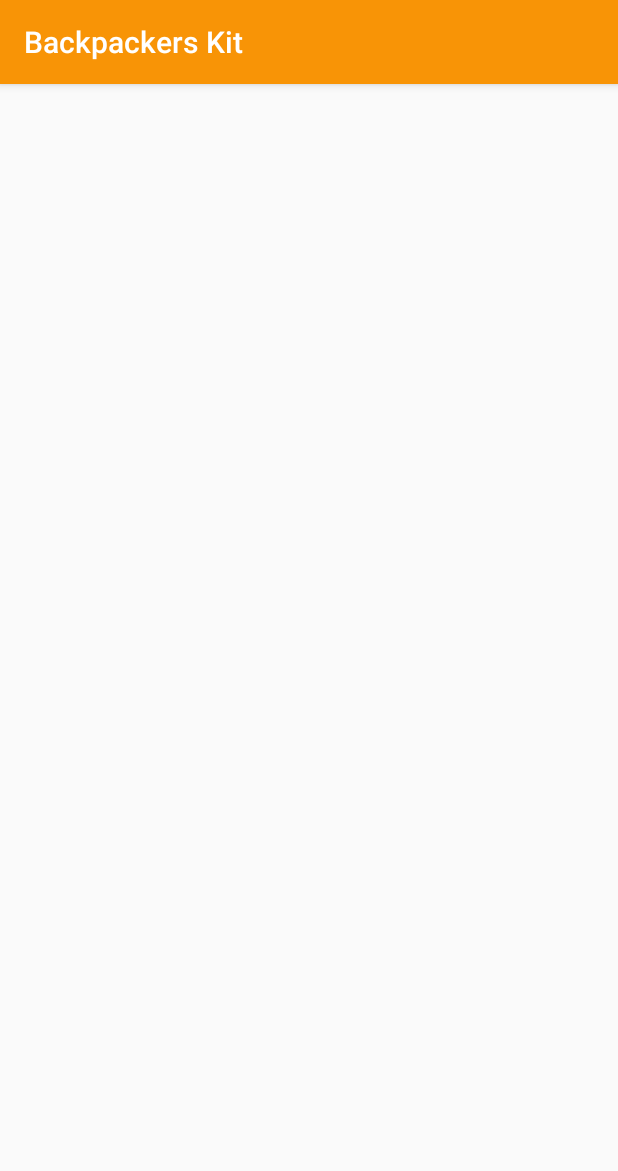
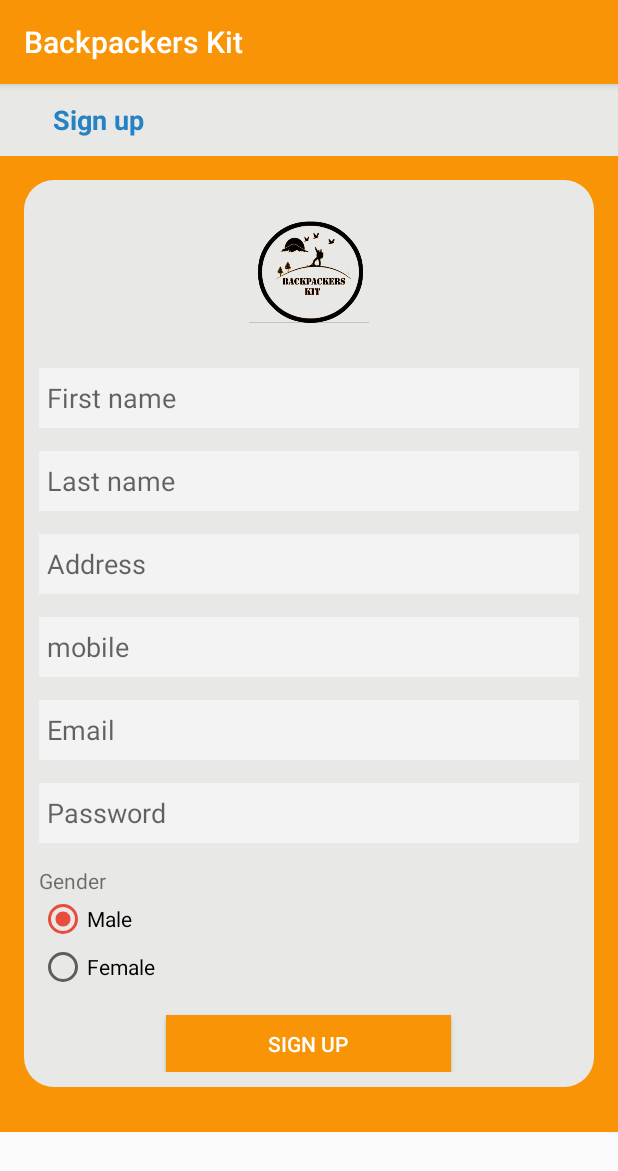
Before and after one commit to aqibbangash/BackpackersApp-Android, an Android app: the RegistrationActivity screen opened directly, with no data from a screen before it, on a phone screen of 412 x 824 dp. Shown: the top 1171 px of the screen. Run offline under Robolectric (Android 15) with nearby library versions, the light colour scheme and no system bars.

Commit message:
Added signup form and made few changes in styles

```diff
--- a/app/src/main/AndroidManifest.xml
+++ b/app/src/main/AndroidManifest.xml
@@ -8,7 +8,7 @@
         android:allowBackup="true"
         android:icon="@mipmap/ic_launcher"
         android:label="@string/app_name"
-        android:roundIcon="@mipmap/ic_launcher_round"
+        android:roundIcon="@drawable/logo"
         android:supportsRtl="true"
         android:theme="@style/AppTheme">
         <activity android:name=".UserLogin.MainActivity">
@@ -21,8 +21,6 @@
         <activity android:name=".SplashActivity" />
         <activity android:name=".Home.HomeActivity" />
         <activity android:name=".Home.ExpeditionActivity" />
-        <activity android:name=".SessionManagment.Main2Activity" />
-        <activity android:name=".SessionManagment.DetailActivity" />
         <activity android:name=".Home.DetailActivity" />
         <activity android:name=".UserRegistration.RegistrationActivity"></activity>
     </application>
--- /dev/null
+++ b/app/src/main/res/drawable/greybackground.xml
@@ -0,0 +1,21 @@
+<?xml version="1.0" encoding="utf-8"?>
+<selector xmlns:android="http://schemas.android.com/apk/res/android">
+
+    <item>
+        <shape >
+            <gradient
+                android:startColor="#e8e8e7"
+                android:centerColor="#e8e8e7"
+                android:endColor="#e8e8e7"
+                android:angle="270" />
+
+            <corners
+                android:radius="20dp" />
+            <padding
+                android:left="10dp"
+                android:top="10dp"
+                android:right="10dp"
+                android:bottom="10dp" />
+        </shape>
+    </item>
+</selector>
--- a/app/src/main/res/layout/activity_registration.xml
+++ b/app/src/main/res/layout/activity_registration.xml
@@ -1,13 +1,163 @@
-<?xml version="1.0" encoding="utf-8"?>
-<RelativeLayout xmlns:android="http://schemas.android.com/apk/res/android"
+<ScrollView
+    xmlns:android="http://schemas.android.com/apk/res/android"
     xmlns:tools="http://schemas.android.com/tools"
-    android:id="@+id/activity_registration"
-    android:layout_width="match_parent"
-    android:layout_height="match_parent"
-    android:paddingBottom="@dimen/activity_vertical_margin"
-    android:paddingLeft="@dimen/activity_horizontal_margin"
-    android:paddingRight="@dimen/activity_horizontal_margin"
-    android:paddingTop="@dimen/activity_vertical_margin"
-    tools:context="com.kit.backpackers.project_kit.UserRegistration.RegistrationActivity">
+    android:id="@+id/scrollView1"
+    android:layout_width="fill_parent"
+    android:layout_height="fill_parent" >
+    <LinearLayout
 
-</RelativeLayout>
+        android:layout_width="fill_parent"
+        android:layout_height="fill_parent"
+        android:background="#F89406"
+        android:orientation="vertical"
+        >
+
+
+
+
+
+        <LinearLayout
+            android:layout_width="fill_parent"
+            android:layout_height="48dp"
+            android:background="#e8e8e7"
+            android:orientation="horizontal"
+            android:layout_alignParentTop="true">
+
+            <ImageView android:layout_width="wrap_content"
+                android:layout_height="wrap_content"
+
+                android:layout_marginLeft="10dp"/>
+
+
+            <TextView android:layout_width="wrap_content"
+                android:layout_height="wrap_content"
+                android:text="Sign up"
+                android:textColor="#2582C5"
+                android:layout_marginLeft="25dp"
+                android:textSize="18sp"
+                android:textStyle="bold"
+
+                android:layout_gravity="center_horizontal|center_vertical"/>
+
+
+
+            <LinearLayout
+                android:layout_width="fill_parent"
+                android:layout_height="48dp"
+                android:gravity="right"
+                android:orientation="horizontal" >
+
+                <ImageView android:layout_width="wrap_content"
+                    android:layout_height="wrap_content"
+
+
+                    />
+
+            </LinearLayout>
+        </LinearLayout>
+
+
+        <LinearLayout android:layout_width="fill_parent"
+            android:layout_height="fill_parent"
+            android:layout_marginLeft="16dp"
+            android:layout_marginTop="16dp"
+            android:layout_marginRight="16dp"
+            android:layout_marginBottom="30dp"
+            android:orientation="vertical"
+            android:background="@drawable/greybackground"
+            >
+
+            <ImageView android:layout_width="80dp"
+                android:layout_height="70dp"
+                android:background="@drawable/logo"
+                android:layout_marginTop="15dp"
+                android:layout_gravity="center_horizontal"/>
+
+            <EditText android:layout_width="fill_parent"
+                android:layout_height="40dp"
+                android:hint="First name"
+                android:background="#f3f3f3"
+                android:paddingLeft="5dp"
+                android:layout_marginTop="30dp"/>
+            <EditText android:layout_width="fill_parent"
+                android:layout_height="40dp"
+                android:hint="Last name"
+                android:background="#f3f3f3"
+                android:paddingLeft="5dp"
+                android:layout_marginTop="15dp"/>
+            <EditText android:layout_width="fill_parent"
+                android:layout_height="40dp"
+                android:hint="Address"
+                android:background="#f3f3f3"
+                android:paddingLeft="5dp"
+                android:layout_marginTop="15dp"/>
+            <EditText android:layout_width="fill_parent"
+                android:layout_height="40dp"
+                android:hint="mobile"
+                android:background="#f3f3f3"
+                android:paddingLeft="5dp"
+                android:layout_marginTop="15dp"/>
+            <EditText android:layout_width="fill_parent"
+                android:layout_height="40dp"
+                android:hint="Email"
+                android:background="#f3f3f3"
+                android:paddingLeft="5dp"
+                android:layout_marginTop="15dp"/>
+            <EditText android:layout_width="fill_parent"
+                android:layout_height="40dp"
+                android:hint="Password"
+                android:background="#f3f3f3"
+                android:paddingLeft="5dp"
+                android:layout_marginTop="15dp"/>
+            <TextView
+                android:layout_width="wrap_content"
+                android:layout_height="wrap_content"
+                android:text="Gender"
+                android:layout_marginTop="15dp"
+                />
+            <RadioGroup
+                android:id="@+id/radioGender"
+                android:layout_width="wrap_content"
+                android:layout_height="wrap_content" >
+
+                <RadioButton
+                    android:id="@+id/radioMale"
+                    android:layout_width="wrap_content"
+                    android:layout_height="wrap_content"
+                    android:text="@string/radio_male"
+                    android:checked="true" />
+
+                <RadioButton
+                    android:id="@+id/radioFemale"
+                    android:layout_width="wrap_content"
+                    android:layout_height="wrap_content"
+                    android:text="@string/radio_female" />
+
+            </RadioGroup>
+            <Button android:layout_width="190dp"
+                android:layout_height="38dp"
+                android:layout_gravity="center_horizontal"
+                android:layout_marginTop="16dp"
+                android:text="Sign Up"
+                android:textColor="#fff"
+                android:background="#F89406"/>
+
+        </LinearLayout>
+
+        <LinearLayout android:layout_width="fill_parent"
+            android:layout_height="wrap_content"
+            android:orientation="vertical"
+
+            >
+
+
+
+
+        </LinearLayout>
+
+
+    </LinearLayout>
+
+
+
+</ScrollView>
--- a/app/src/main/res/values/strings.xml
+++ b/app/src/main/res/values/strings.xml
@@ -1,4 +1,6 @@
 <resources>
     <string name="app_name">Backpackers Kit</string>
     <string name="action_settings">Logout</string>
+    <string name="radio_male">Male</string>
+    <string name="radio_female">Female</string>
 </resources>
--- a/app/src/main/res/values/styles.xml
+++ b/app/src/main/res/values/styles.xml
@@ -7,5 +7,7 @@
         <item name="colorPrimaryDark">@color/colorPrimaryDark</item>
         <item name="colorAccent">@color/colorAccent</item>
     </style>
+    <style name="AppTheme.AppBarOverlay" parent="ThemeOverlay.AppCompat.Dark.ActionBar" />
 
+    <style name="AppTheme.PopupOverlay" parent="ThemeOverlay.AppCompat.Light" />
 </resources>
```
